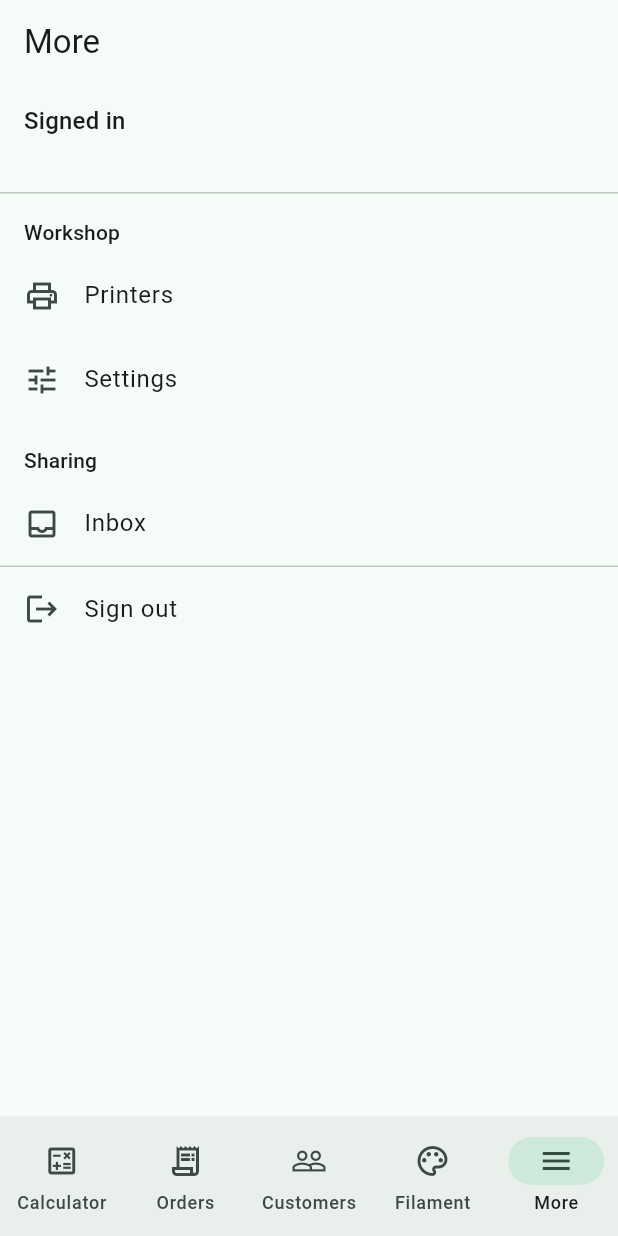
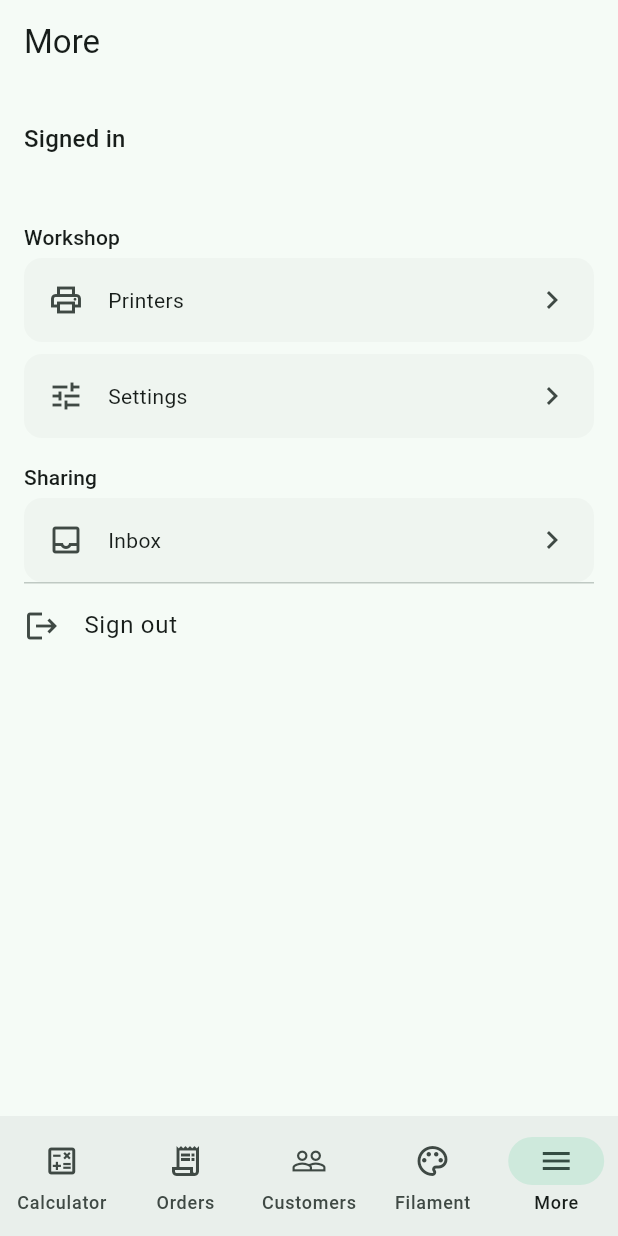
Before and after one commit to Mahinika/gramnota, a Flutter app: the MoreScreen screen opened by its route, on a phone screen of 412 x 824 dp. Run offline on Flutter 3.47's test engine with Material 3 defaults, Android fonts, the phone set to English and light mode, and no system bars; our stand-ins replace cloud_firestore, firebase_auth, firebase_core, flutter_riverpod, freezed_annotation, go_router and 3 more; missing offline and left inert: receive_sharing_intent; accounts and stored records are empty.

Commit message:
Polish shell list screens with shared MenuCard layout.
Match Customers, Filament, Printers, Inbox, and More to the order list card pattern.

Co-authored-by: Cursor <cursoragent@cursor.com>

```diff
--- /dev/null
+++ b/lib/core/menu_card.dart
@@ -0,0 +1,31 @@
+import 'package:flutter/material.dart';
+
+/// Tappable list row with the same card chrome as the order list.
+class MenuCard extends StatelessWidget {
+  const MenuCard({
+    required this.child,
+    this.onTap,
+    super.key,
+  });
+
+  final Widget child;
+  final VoidCallback? onTap;
+
+  static const listPadding = EdgeInsets.fromLTRB(16, 4, 16, 16);
+  static const listSeparator = SizedBox(height: 8);
+
+  @override
+  Widget build(BuildContext context) {
+    return Card(
+      margin: EdgeInsets.zero,
+      clipBehavior: Clip.antiAlias,
+      child: InkWell(
+        onTap: onTap,
+        child: Padding(
+          padding: const EdgeInsets.all(16),
+          child: child,
+        ),
+      ),
+    );
+  }
+}
--- a/lib/features/settings/presentation/settings_screen.dart
+++ b/lib/features/settings/presentation/settings_screen.dart
@@ -3,6 +3,7 @@ import 'package:flutter/material.dart';
 import 'package:flutter_riverpod/flutter_riverpod.dart';
 import 'package:go_router/go_router.dart';
 
+import '../../../core/menu_card.dart';
 import '../../../core/money.dart';
 import '../../../core/providers.dart';
 import '../../../core/shell.dart';
@@ -20,46 +21,70 @@ class MoreScreen extends ConsumerWidget {
         ? displayName
         : 'Signed in';
     final email = user?.email;
+    final scheme = Theme.of(context).colorScheme;
     return Scaffold(
       appBar: AppBar(title: const Text('More')),
       body: ListView(
+        padding: const EdgeInsets.fromLTRB(16, 12, 16, 16),
         children: [
           ListTile(
+            contentPadding: EdgeInsets.zero,
             title: Text(title, style: Theme.of(context).textTheme.titleMedium),
             subtitle: email == null ? null : Text(email),
           ),
-          const Divider(height: 1),
+          const SizedBox(height: 8),
           Padding(
-            padding: const EdgeInsets.fromLTRB(16, 16, 16, 4),
+            padding: const EdgeInsets.only(bottom: 4),
             child: Text(
               'Workshop',
               style: Theme.of(context).textTheme.labelLarge,
             ),
           ),
-          ListTile(
-            leading: const Icon(Icons.print_outlined),
-            title: const Text('Printers'),
+          MenuCard(
             onTap: () => context.go('/more/printers'),
+            child: Row(
+              children: [
+                Icon(Icons.print_outlined, color: scheme.onSurfaceVariant),
+                const SizedBox(width: 16),
+                const Expanded(child: Text('Printers')),
+                Icon(Icons.chevron_right, color: scheme.onSurfaceVariant),
+              ],
+            ),
           ),
-          ListTile(
-            leading: const Icon(Icons.tune),
-            title: const Text('Settings'),
+          MenuCard.listSeparator,
+          MenuCard(
             onTap: () => context.go('/more/settings'),
+            child: Row(
+              children: [
+                Icon(Icons.tune, color: scheme.onSurfaceVariant),
+                const SizedBox(width: 16),
+                const Expanded(child: Text('Settings')),
+                Icon(Icons.chevron_right, color: scheme.onSurfaceVariant),
+              ],
+            ),
           ),
+          const SizedBox(height: 16),
           Padding(
-            padding: const EdgeInsets.fromLTRB(16, 16, 16, 4),
+            padding: const EdgeInsets.only(bottom: 4),
             child: Text(
               'Sharing',
               style: Theme.of(context).textTheme.labelLarge,
             ),
           ),
-          ListTile(
-            leading: const Icon(Icons.inbox_outlined),
-            title: const Text('Inbox'),
+          MenuCard(
             onTap: () => context.go('/more/inbox'),
+            child: Row(
+              children: [
+                Icon(Icons.inbox_outlined, color: scheme.onSurfaceVariant),
+                const SizedBox(width: 16),
+                const Expanded(child: Text('Inbox')),
+                Icon(Icons.chevron_right, color: scheme.onSurfaceVariant),
+              ],
+            ),
           ),
           const Divider(height: 1),
           ListTile(
+            contentPadding: EdgeInsets.zero,
             leading: const Icon(Icons.logout),
             title: const Text('Sign out'),
             onTap: signOut,
```
Also changed, not shown: lib/features/customers/presentation/customers_screen.dart (+44 -10 lines), lib/features/filaments/presentation/filaments_screen.dart (+57 -20 lines), lib/features/printers/presentation/printers_screen.dart (+25 -8 lines), lib/features/sharing/presentation/inbox_screen.dart (+37 -11 lines).
